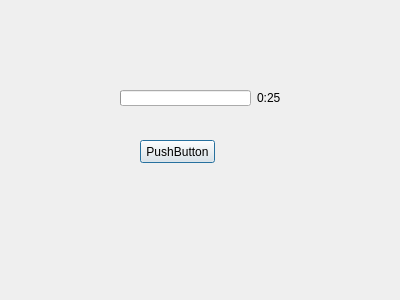
The window that src/BreakDialog.ui (mrexodia/WorkraveQt) describes before a commit, drawn with Qt 5.
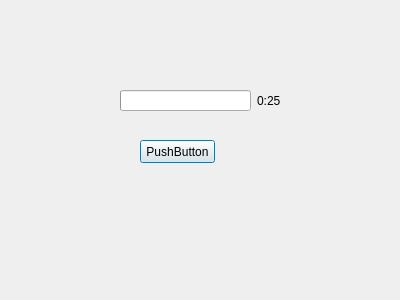
The same window after the commit. Icons and pictures are not drawn.

The edit to the form file:
```diff
--- a/src/BreakDialog.ui
+++ b/src/BreakDialog.ui
@@ -36,7 +36,7 @@
      <x>120</x>
      <y>90</y>
      <width>161</width>
-     <height>16</height>
+     <height>21</height>
     </rect>
    </property>
    <layout class="QHBoxLayout" name="horizontalLayout">
```
